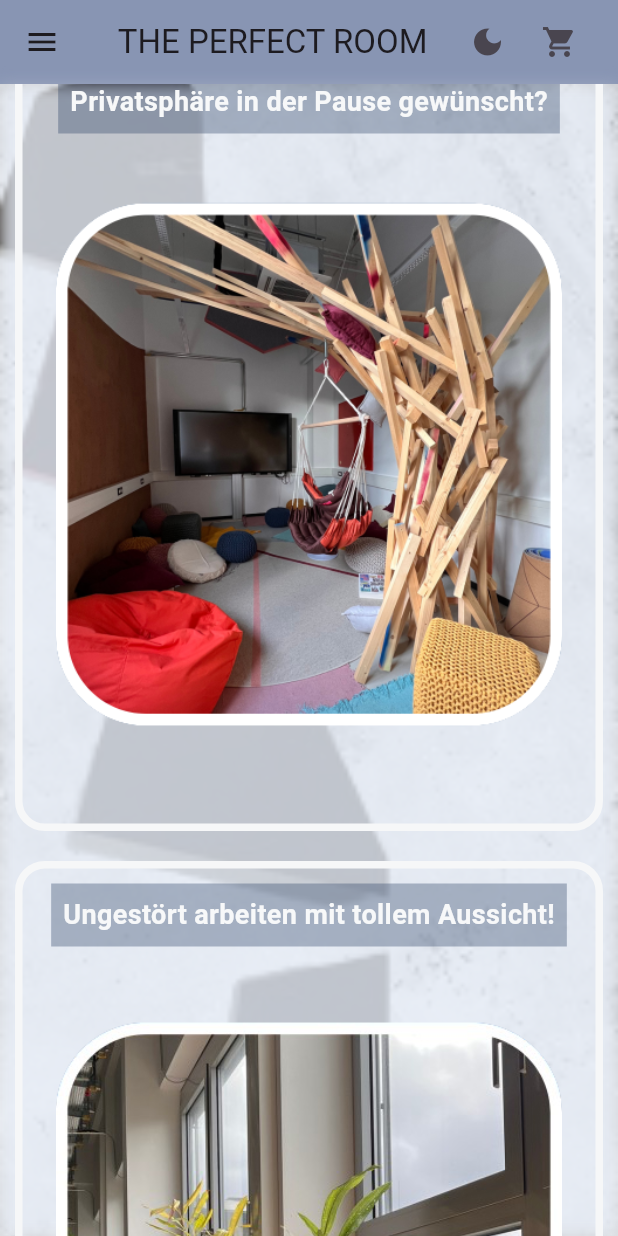
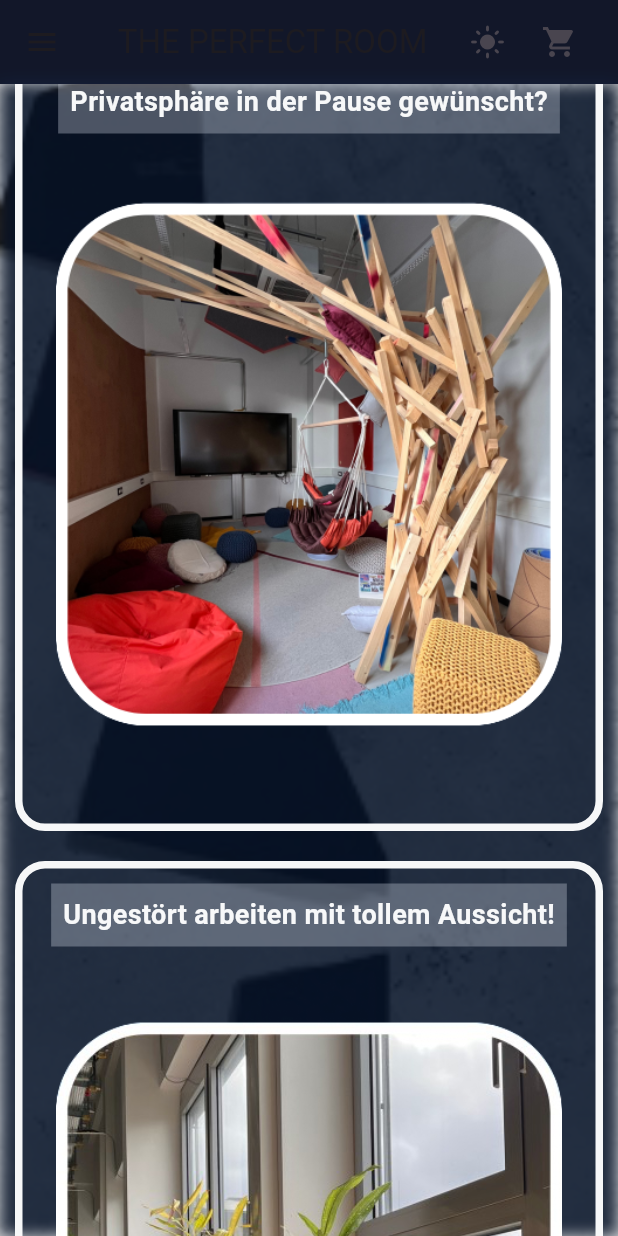
Before and after one commit to gamze1806/Rub_Face, a Flutter app: the CustomPage screen opened by its route, scrolled down 576 dp, after a tap on the "dark mode" icon, on a phone screen of 412 x 824 dp. Run offline on Flutter 3.47's test engine with Material 3 defaults, Android fonts, the phone set to English and light mode, and no system bars.

Commit message:
add more darkModer

```diff
--- a/lib/pages/event_pages/rooms.dart
+++ b/lib/pages/event_pages/rooms.dart
@@ -3,11 +3,22 @@ import 'dart:ui';
 
 import 'package:flutter/material.dart';
 
-class CustomPage extends StatelessWidget {
+class CustomPage extends StatefulWidget {
+  @override
+  _CustomPageState createState() => _CustomPageState();
+}
+
+bool _isDarkMode = false;
+
+class _CustomPageState extends State<CustomPage> {
+  //bool _isDarkMode = false;
   @override
   Widget build(BuildContext context) {
     return Scaffold(
-      backgroundColor: Color.fromARGB(255, 191, 204, 224),
+      backgroundColor: _isDarkMode
+          ? Colors.black
+          : Color.fromARGB(
+              255, 191, 204, 224), // Color.fromARGB(255, 191, 204, 224),
       appBar: AppBar(
         title: Text("THE PERFECT ROOM"),
         centerTitle: true,
@@ -16,8 +27,12 @@ class CustomPage extends StatelessWidget {
         leading: Icon(Icons.menu),
         actions: [
           IconButton(
-            onPressed: () {},
-            icon: Icon(Icons.dark_mode),
+            onPressed: () {
+              setState(() {
+                _isDarkMode = !_isDarkMode;
+              });
+            },
+            icon: _isDarkMode ? Icon(Icons.light_mode) : Icon(Icons.dark_mode),
           ),
           Padding(
             padding: const EdgeInsets.only(right: 15.0),
@@ -25,7 +40,7 @@ class CustomPage extends StatelessWidget {
               icon: Icon(Icons.shopping_cart),
               onPressed: () => Navigator.pushNamed(context, '/cartPage'),
             ),
-          )
+          ),
         ],
       ),
       body: Stack(
@@ -41,7 +56,9 @@ class CustomPage extends StatelessWidget {
           ImageFiltered(
             imageFilter: ImageFilter.blur(sigmaX: 5.0, sigmaY: 5.0),
             child: Container(
-              color: Color.fromARGB(251, 233, 239, 249).withOpacity(0.8),
+              color: _isDarkMode
+                  ? Color.fromARGB(255, 2, 15, 37).withOpacity(0.85)
+                  : Color.fromARGB(255, 33, 56, 93).withOpacity(0.85),
             ),
           ),
           ListView(
@@ -91,7 +108,8 @@ class CustomWidget extends StatelessWidget {
       child: Column(
         children: [
           Container(
-            color: Color.fromARGB(85, 33, 56, 93),
+            color: Color.fromARGB(84, 214, 221, 233),
+            //Color.fromARGB(85, 33, 56, 93),
             padding: EdgeInsets.all(8.0),
             child: Text(
               title,
--- a/lib/pages/start_page.dart
+++ b/lib/pages/start_page.dart
@@ -14,7 +14,7 @@ class StartPage extends StatefulWidget {
 
 class _StartPageState extends State<StartPage>
     with SingleTickerProviderStateMixin {
-  bool _isDarkMode = false;
+  //bool _isDarkMode = false;
   int _currentImageIndex = 0;
   late Timer _timer;
 
@@ -76,7 +76,7 @@ class _StartPageState extends State<StartPage>
         backgroundColor: Color.fromARGB(210, 186, 197, 214),
         elevation: 4,
         leading: Icon(Icons.menu),
-        actions: [
+        /*actions: [
           IconButton(
             onPressed: () {
               setState(() {
@@ -85,17 +85,16 @@ class _StartPageState extends State<StartPage>
             },
             icon: _isDarkMode ? Icon(Icons.light_mode) : Icon(Icons.dark_mode),
           ),
-        ],
+        ],*/
       ),
-      backgroundColor:
-          _isDarkMode ? Colors.black : Color.fromARGB(255, 33, 56, 93),
+      backgroundColor: /*_isDarkMode ?*/ Colors.black,
       body: Stack(
         fit: StackFit.expand,
         children: [
           Transform.rotate(
             angle: 45 * (pi / 1.5), // Rotationswinkel in Grad
             child: Image.asset(
-              "lib/images/BG7.png", // Pfad zu deinem Hintergrundbild
+              "lib/images/BG2.png", // Pfad zu deinem Hintergrundbild
               fit: BoxFit.cover,
             ),
           ),
@@ -103,9 +102,9 @@ class _StartPageState extends State<StartPage>
           ImageFiltered(
             imageFilter: ImageFilter.blur(sigmaX: 5.0, sigmaY: 5.0),
             child: Container(
-              color: _isDarkMode
-                  ? Color.fromARGB(255, 0, 5, 14).withOpacity(0.8)
-                  : Color.fromARGB(255, 20, 34, 58).withOpacity(0.8),
+              color: //_isDarkMode
+                  //  Color.fromARGB(255, 2, 15, 37).withOpacity(0.89)
+                  Color.fromARGB(255, 26, 43, 71).withOpacity(0.85),
             ),
           ),
           Column(
```
Also changed, not shown: lib/images/BG2.png.
